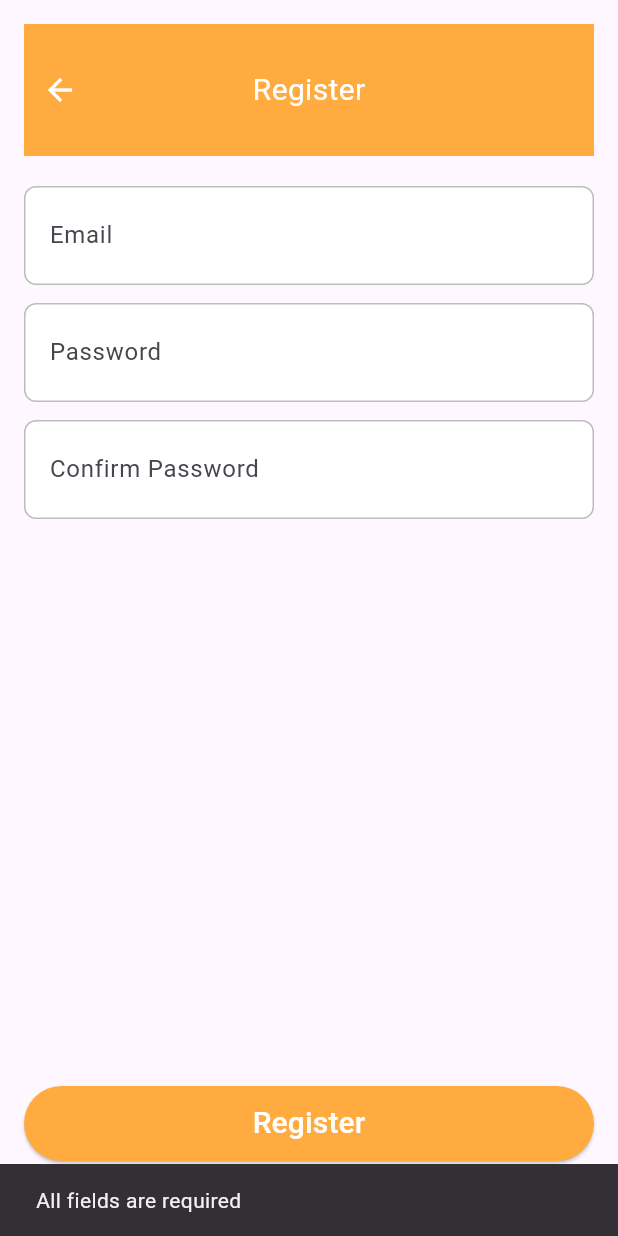
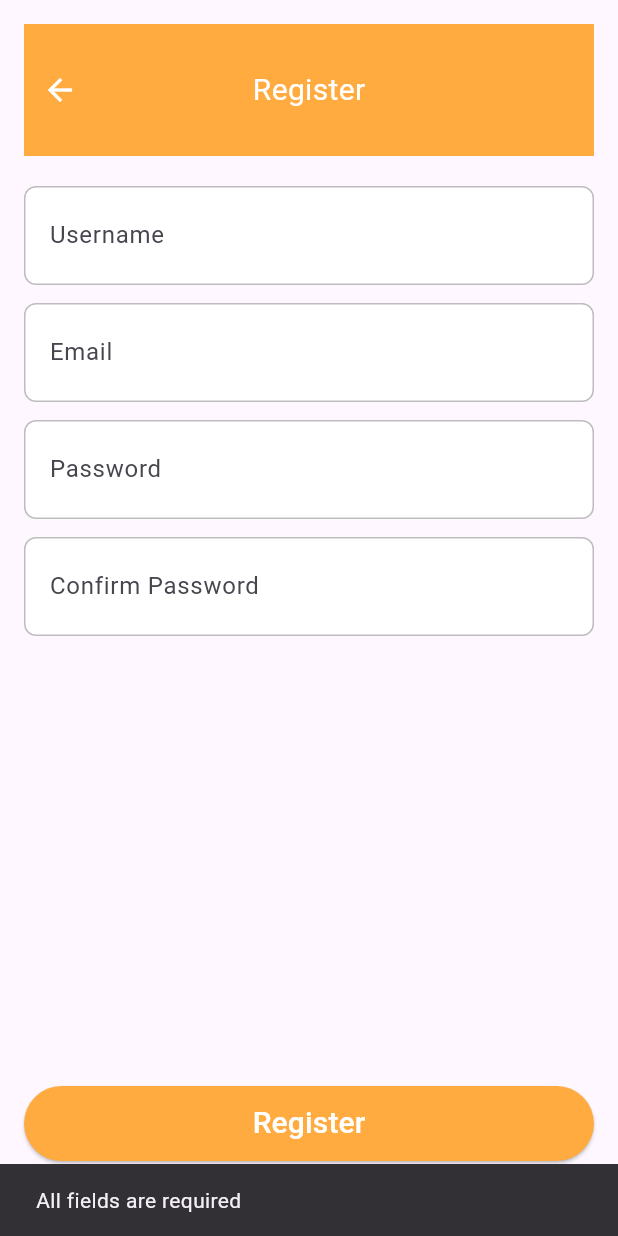
Before and after one commit to hoangtung01022003/FE_FitnessApp, a Flutter app: the RegisterPage screen opened directly, after a tap on "Register", on a phone screen of 412 x 824 dp. Run offline on Flutter 3.47's test engine with Material 3 defaults, Android fonts, the phone set to English and light mode, and no system bars; our stand-ins replace flutter_riverpod.

Commit message:
Create Login and Register screen

```diff
--- a/lib/models/user.dart
+++ b/lib/models/user.dart
@@ -1,8 +1,9 @@
 class User {
+  final String username;
   final String email;
   final String password;
 
-  User({required this.email, required this.password});
+  User(this.username, {required this.email, required this.password});
 
   bool get isLoading => true;
 }
--- a/lib/views/login_page.dart
+++ b/lib/views/login_page.dart
@@ -3,7 +3,6 @@ import 'package:flutter/material.dart';
 import 'package:flutter_riverpod/flutter_riverpod.dart';
 import '../global/custom_button.dart';
 import '../global/header_bar.dart';
-import '../viewmodels/auth_viewmodel.dart';
 import 'register_page.dart';
 import '../global/custom_text_field.dart';
 
@@ -60,13 +59,13 @@ class LoginPage extends ConsumerWidget {
               child: CustomButton(
                 label: 'Sign in',
                 onPressed: () async {
-                  if (!Validators.isNotEmpty(emailController.text) || !Validators.isNotEmpty(passwordController.text)) {
+                  if (Validators.isNotEmpty(emailController.text) || Validators.isNotEmpty(passwordController.text)) {
                     ScaffoldMessenger.of(context).showSnackBar(
                       const SnackBar(content: Text('All fields are required')),
                     );
                     return;
                   }
-                  if (!Validators.isValidEmail(emailController.text)) {
+                  if (Validators.isValidEmail(emailController.text)) {
                     ScaffoldMessenger.of(context).showSnackBar(
                       const SnackBar(content: Text('Invalid email format')),
                     );
--- a/lib/views/register_page.dart
+++ b/lib/views/register_page.dart
@@ -3,7 +3,6 @@ import 'package:flutter/material.dart';
 import 'package:flutter_riverpod/flutter_riverpod.dart';
 import '../global/custom_button.dart';
 import '../global/header_bar.dart';
-import '../viewmodels/auth_viewmodel.dart';
 import '../global/custom_text_field.dart';
 
 class RegisterPage extends ConsumerWidget {
@@ -11,6 +10,7 @@ class RegisterPage extends ConsumerWidget {
 
   @override
   Widget build(BuildContext context, WidgetRef ref) {
+    final usernameController = TextEditingController();
     final emailController = TextEditingController();
     final passwordController = TextEditingController();
     final confirmPasswordController = TextEditingController();
@@ -26,15 +26,10 @@ class RegisterPage extends ConsumerWidget {
                 children: [
                   const HeaderBar(title: 'Register', showBack: true),
                   const SizedBox(height: 20),
+                  CustomTextField(controller: usernameController, hint: 'Username'),
                   CustomTextField(controller: emailController, hint: 'Email'),
-                  CustomTextField(
-                      controller: passwordController,
-                      hint: 'Password',
-                      obscure: true),
-                  CustomTextField(
-                      controller: confirmPasswordController,
-                      hint: 'Confirm Password',
-                      obscure: true),
+                  CustomTextField(controller: passwordController, hint: 'Password', obscure: true),
+                  CustomTextField(controller: confirmPasswordController, hint: 'Confirm Password', obscure: true),
                 ],
               ),
             ),
@@ -45,7 +40,7 @@ class RegisterPage extends ConsumerWidget {
               child: CustomButton(
                 label: 'Register',
                 onPressed: () {
-                  if (!Validators.isNotEmpty(emailController.text) || !Validators.isNotEmpty(passwordController.text) || !Validators.isNotEmpty(confirmPasswordController.text)) {
+                  if (Validators.isNotEmpty(usernameController.text) || Validators.isNotEmpty(emailController.text) || Validators.isNotEmpty(passwordController.text) || !Validators.isNotEmpty(confirmPasswordController.text)) {
                     ScaffoldMessenger.of(context).showSnackBar(
                       const SnackBar(content: Text('All fields are required')),
                     );
```
